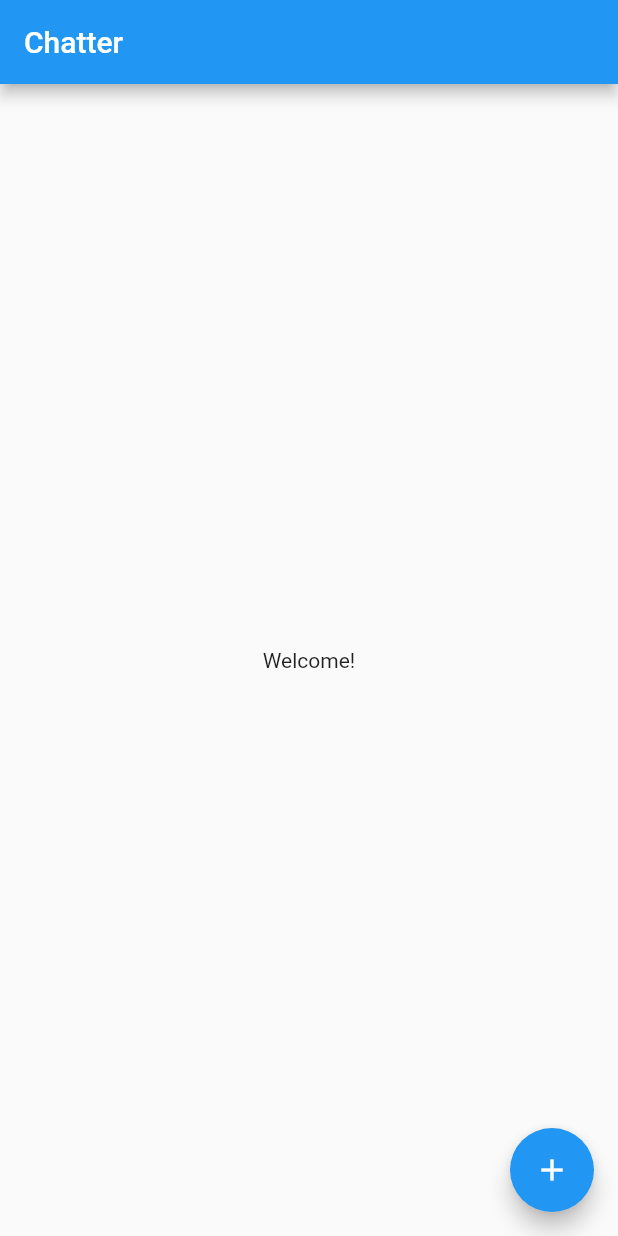
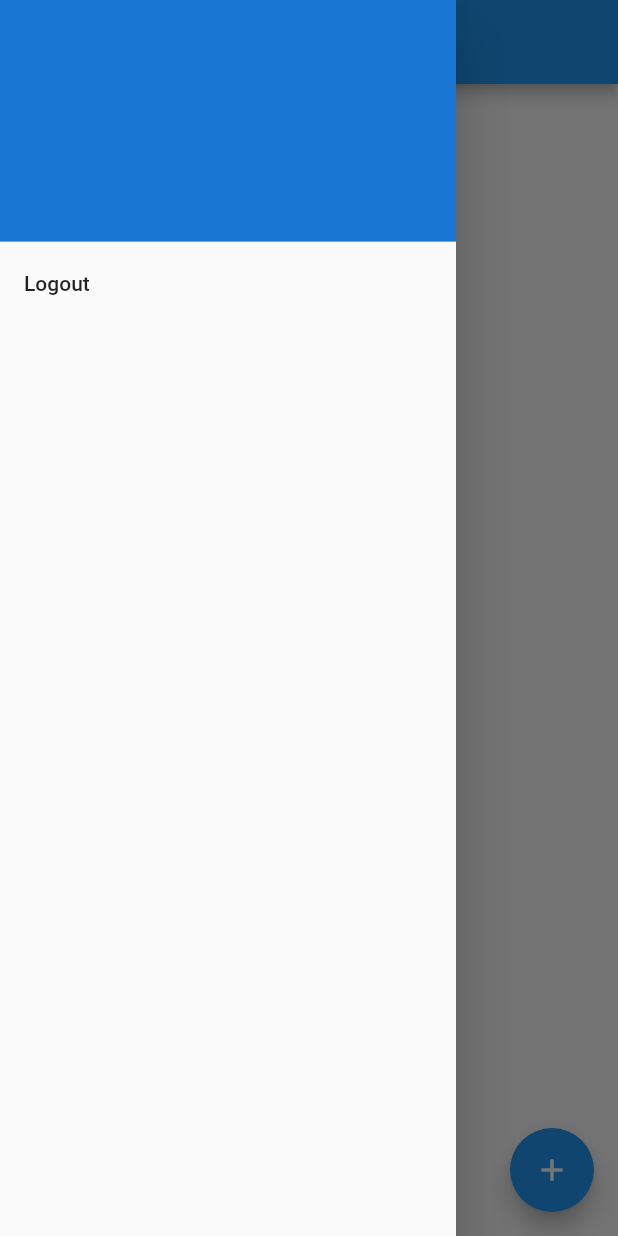
Before and after one commit to MingTain/chatter, a Flutter app: the screen it shows after launch, with the side drawer open (before the commit the screen has no drawer), on a phone screen of 412 x 824 dp. Run offline on Flutter 3.47's test engine with Material 2 defaults, Android fonts, the phone set to English and light mode, and no system bars; our stand-ins replace cached_network_image, firebase_analytics, firebase_auth, google_sign_in, transparent_image; accounts and stored records are empty.

```diff
--- a/lib/main.dart
+++ b/lib/main.dart
@@ -1,12 +1,11 @@
 import 'package:flutter/material.dart';
-import 'login.dart';
 import 'contact.dart';
-import 'constants.dart';
 import 'package:firebase_analytics/firebase_analytics.dart';
 import 'package:firebase_analytics/observer.dart';
-import 'package:shared_preferences/shared_preferences.dart';
 import 'package:firebase_auth/firebase_auth.dart';
 import 'package:google_sign_in/google_sign_in.dart';
+import 'package:cached_network_image/cached_network_image.dart';
+import 'package:transparent_image/transparent_image.dart';
 
 void main() {
   runApp(MyApp());
@@ -63,6 +62,7 @@ class _MyHomePageState extends State<MyHomePage> {
   final FirebaseAuth _auth = FirebaseAuth.instance;
 
   String name = '';
+  String avatarUrl = '';
   bool needRefresh = false;
 
   @override
@@ -72,10 +72,8 @@ class _MyHomePageState extends State<MyHomePage> {
   }
 
   _initLogin() async {
-    SharedPreferences prefs = await SharedPreferences.getInstance();
-    int userId = prefs.getInt(PREF_KEY_USER_ID);
-    print("user id: $userId");
-    if (userId == null || userId == 0) {
+    var currentUser = await _auth.currentUser();
+    if (currentUser == null) {
       final GoogleSignInAccount googleUser = await _googleSignIn.signIn();
       final GoogleSignInAuthentication googleAuth = await googleUser
           .authentication;
@@ -83,24 +81,43 @@ class _MyHomePageState extends State<MyHomePage> {
         accessToken: googleAuth.accessToken,
         idToken: googleAuth.idToken,
       );
-      print("google id token: ${googleAuth.idToken}");
+      currentUser = await _auth.signInWithCredential(credential);
+      final idToken = await currentUser.getIdToken();
+      print("signed in success, id: ${currentUser.uid}, token: $idToken, name: ${currentUser.displayName}");
+    } else {
+      await currentUser.reload();
+    }
+    if (currentUser == null) {
+      return;
+    }
+    setState(() {
+      name = currentUser.displayName;
+      avatarUrl = currentUser.photoUrl;
+    });
+  }
 
-      final FirebaseUser user = await _auth.signInWithCredential(credential);
-      print("signed in ${user.displayName}, id: ${googleUser.id}");
-      final idToken = await user.getIdToken();
-      print("id token: $idToken");
-    }
+  _logout() async {
+    _googleSignIn.signOut();
+    Navigator.pop(context);
+    setState(() {
+      name = '';
+      avatarUrl = '';
+    });
+    // TODO show login tip
   }
 
   _refresh() async {
     // TODO load msg
+    setState(() {
       needRefresh = false;
-    setState(() {
-      name = 'Need refresh';
     });
   }
 
   _startChat() async {
+    if (await _auth.currentUser() == null) {
+      _initLogin();
+      return;
+    }
     var contacts = <Contact>[
       Contact('Yang'),
       Contact('Zhang'),
@@ -126,6 +143,14 @@ class _MyHomePageState extends State<MyHomePage> {
     }
   }
 
+  ImageProvider _getAvatar() {
+    if (avatarUrl.isEmpty) {
+      return MemoryImage(kTransparentImage);
+    } else {
+      return NetworkImage(avatarUrl);
+    }
+  }
+
   @override
   Widget build(BuildContext context) {
     if (needRefresh) {
@@ -146,6 +171,39 @@ class _MyHomePageState extends State<MyHomePage> {
       body: Center(
         child: _getWelcomeText(),
       ),
+      drawer: Drawer(
+        child: ListView(
+          padding: EdgeInsets.zero,
+          children: <Widget>[
+            DrawerHeader(
+              margin: EdgeInsets.all(0),
+              decoration: BoxDecoration(
+                color: Theme.of(context).primaryColorDark,
+              ),
+              child: Row(
+                children: <Widget>[
+                  CircleAvatar(
+                    backgroundImage: _getAvatar(),
+                    maxRadius: 30,
+                  ),
+                  Padding(
+                    padding: EdgeInsets.only(left: 10),
+                    child: Text(
+                        name,
+                        style: TextStyle(color: Colors.white, fontSize: 18)
+                    ),
+                  )
+
+                ],
+              ),
+            ),
+            ListTile(
+              title: Text('Logout'),
+              onTap: _logout,
+            )
+          ],
+        ),
+      ),
       floatingActionButton: FloatingActionButton(
         onPressed: _startChat,
         tooltip: 'Start chat',
```
Also changed, not shown: lib/login.dart (deleted, +0 -26 lines), pubspec.yaml (+7 -2 lines), pubspec.lock. Lines whose indentation alone changed are shown as unchanged.
